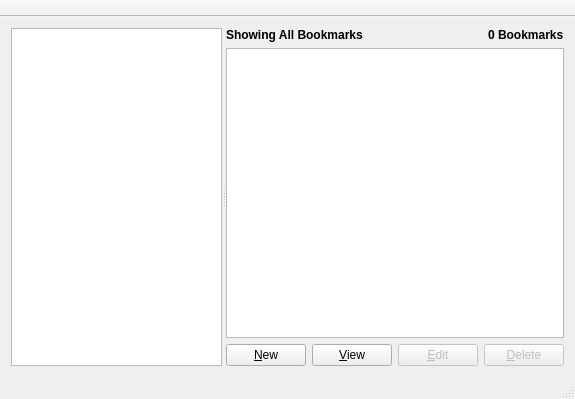
The window that MainWindow.ui (hossein/BookmarkManager) describes before a commit, drawn with Qt 5.
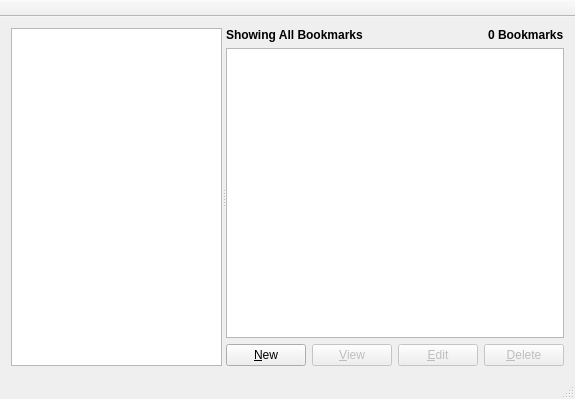
The same window after the commit.

The edit to the form file:
```diff
--- a/MainWindow.ui
+++ b/MainWindow.ui
@@ -128,6 +128,9 @@
           </item>
           <item>
            <widget class="QPushButton" name="btnView">
+            <property name="enabled">
+             <bool>false</bool>
+            </property>
             <property name="text">
              <string>&amp;View</string>
             </property>
```
